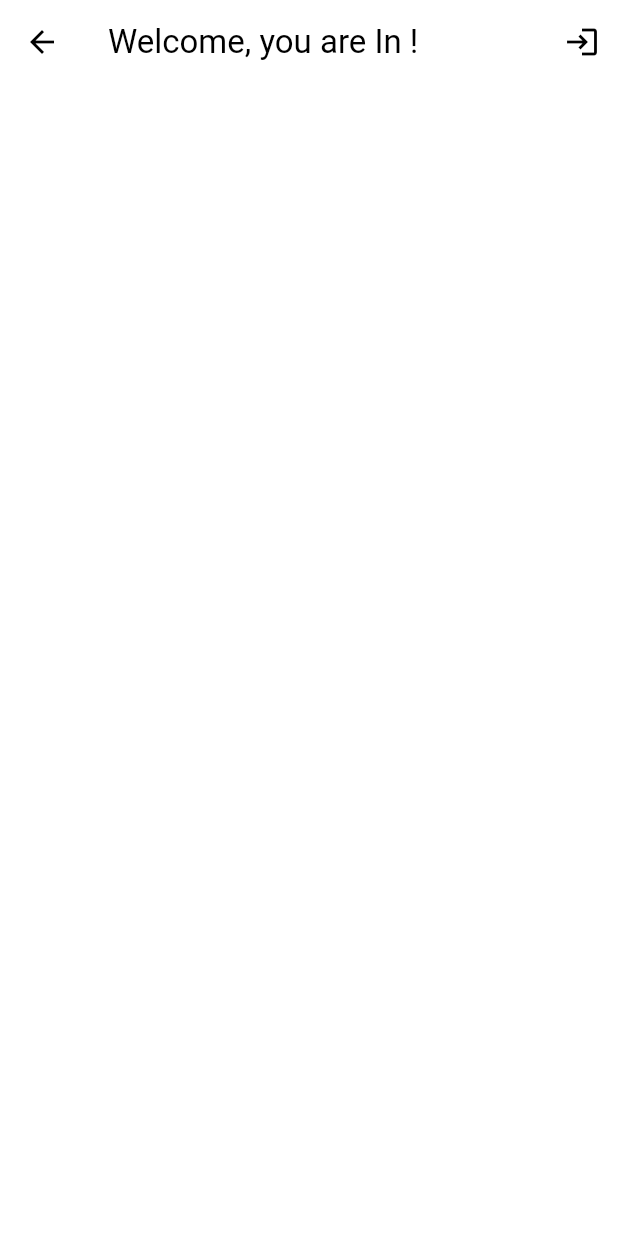
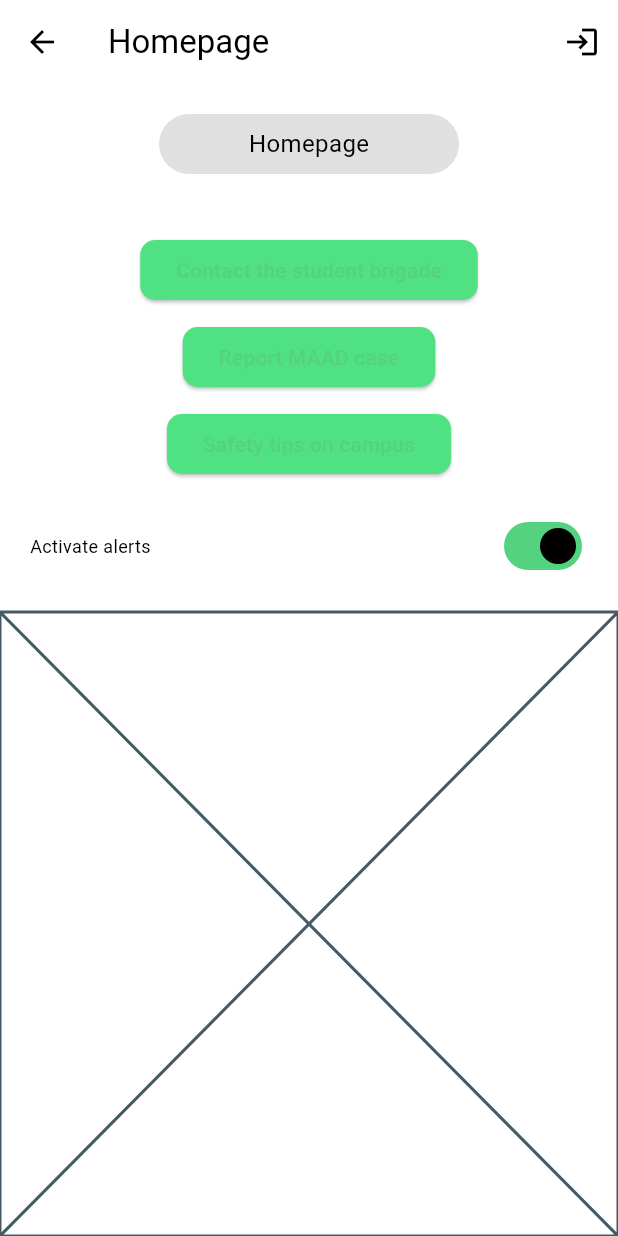
Before and after one commit to ISIS3510-Seccion-2-Grupo-21/resq-flutter, a Flutter app: the HomeScreen screen opened directly, on a phone screen of 412 x 824 dp. Run offline on Flutter 3.47's test engine with Material 3 defaults, Android fonts, the light colour scheme and no system bars; our stand-ins replace bloc, cloud_firestore, equatable, firebase_auth, firebase_core, firebase_crashlytics and 4 more; accounts and stored records are empty; statements that could not run were skipped.

Commit message:
Código inicial - No se ha probado en emulador

```diff
--- a/lib/screens/home/home_screen.dart
+++ b/lib/screens/home/home_screen.dart
@@ -3,22 +3,128 @@ import 'package:flutter_bloc/flutter_bloc.dart';
 import 'package:resq/blocs/sign_in_bloc/sign_in_bloc.dart';
 
 class HomeScreen extends StatelessWidget {
-  const HomeScreen({super.key});
+  const HomeScreen({Key? key}) : super(key: key);
 
   @override
   Widget build(BuildContext context) {
     return Scaffold(
       appBar: AppBar(
-				title: const Text(
-					'Welcome, you are In !'
-				),
+        title: const Text('Homepage'),
         actions: [
           IconButton(
             onPressed: () {
               context.read<SignInBloc>().add(const SignOutRequired());
             },
-						icon: const Icon(Icons.login)
-					)
+            icon: const Icon(Icons.login),
+          ),
+        ],
+      ),
+      body: Column(
+        crossAxisAlignment: CrossAxisAlignment.stretch,
+        children: [
+          Container(
+            alignment: Alignment.center,
+            padding: const EdgeInsets.symmetric(vertical: 20),
+            child: Container(
+              width: 200,
+              height: 40,
+              decoration: BoxDecoration(
+                color: Colors.grey[300],
+                borderRadius: BorderRadius.circular(20),
+              ),
+              child: Center(
+                child: Text(
+                  'Homepage',
+                  style: TextStyle(color: Colors.black, fontSize: 16),
+                ),
+              ),
+            ),
+          ),
+          SizedBox(height: 20),
+          // Espacio para el newsletter
+          // Botones
+          Container(
+            padding: const EdgeInsets.symmetric(horizontal: 20),
+            child: Column(
+              children: [
+                ElevatedButton(
+                  onPressed: () {
+                    // Acción del primer botón
+                  },
+                  style: ButtonStyle(
+                    backgroundColor: MaterialStateProperty.all<Color>(
+                      Color.fromRGBO(80, 225, 130, 1),
+                    ),
+                    shape: MaterialStateProperty.all<OutlinedBorder>(
+                      RoundedRectangleBorder(
+                        borderRadius: BorderRadius.circular(10),
+                      ),
+                    ),
+                  ),
+                  child: Text('Contact the student brigade'),
+                ),
+                SizedBox(height: 10),
+                ElevatedButton(
+                  onPressed: () {
+                    // Acción del segundo botón
+                  },
+                  style: ButtonStyle(
+                    backgroundColor: MaterialStateProperty.all<Color>(
+                      Color.fromRGBO(80, 225, 130, 1),
+                    ),
+                    shape: MaterialStateProperty.all<OutlinedBorder>(
+                      RoundedRectangleBorder(
+                        borderRadius: BorderRadius.circular(10),
+                      ),
+                    ),
+                  ),
+                  child: Text('Report MAAD case'),
+                ),
+                SizedBox(height: 10),
+                ElevatedButton(
+                  onPressed: () {
+                    // Acción del tercer botón
+                  },
+                  style: ButtonStyle(
+                    backgroundColor: MaterialStateProperty.all<Color>(
+                      Color.fromRGBO(80, 225, 130, 1),
+                    ),
+                    shape: MaterialStateProperty.all<OutlinedBorder>(
+                      RoundedRectangleBorder(
+                        borderRadius: BorderRadius.circular(10),
+                      ),
+                    ),
+                  ),
+                  child: Text('Safety tips on campus'),
+                ),
+              ],
+            ),
+          ),
+          SizedBox(height: 20),
+          // Botón deslizador
+          Padding(
+            padding: const EdgeInsets.symmetric(horizontal: 20),
+            child: Row(
+              children: [
+                Text(
+                  'Activate alerts',
+                  style: TextStyle(color: Colors.black, fontSize: 12),
+                ),
+                Spacer(),
+                Switch(
+                  value: true, // Cambiar por el valor de activación
+                  onChanged: (value) {
+                    // Acá se pone la acción cuando cambia el switch
+                  },
+                ),
+              ],
+            ),
+          ),
+          SizedBox(height: 20),
+          // Espacio para el mapa con geolocalización
+          Expanded(
+            child: Placeholder(), // Placeholder para el mapa
+          ),
         ],
       ),
     );
```
Lines whose indentation alone changed are shown as unchanged.
